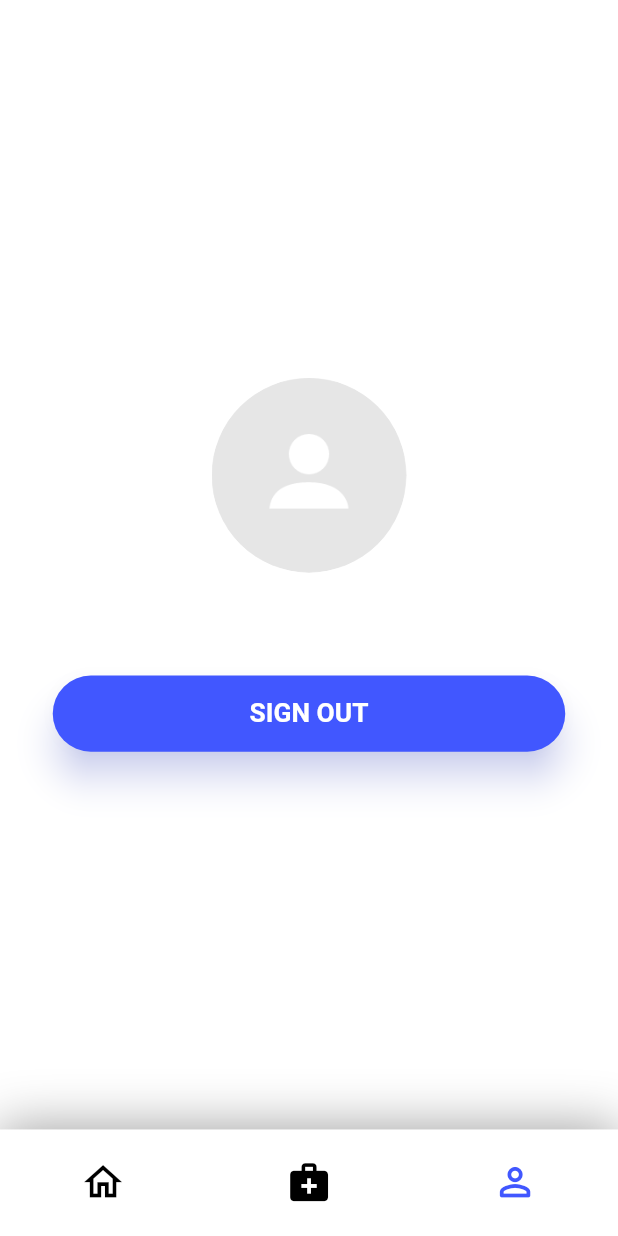
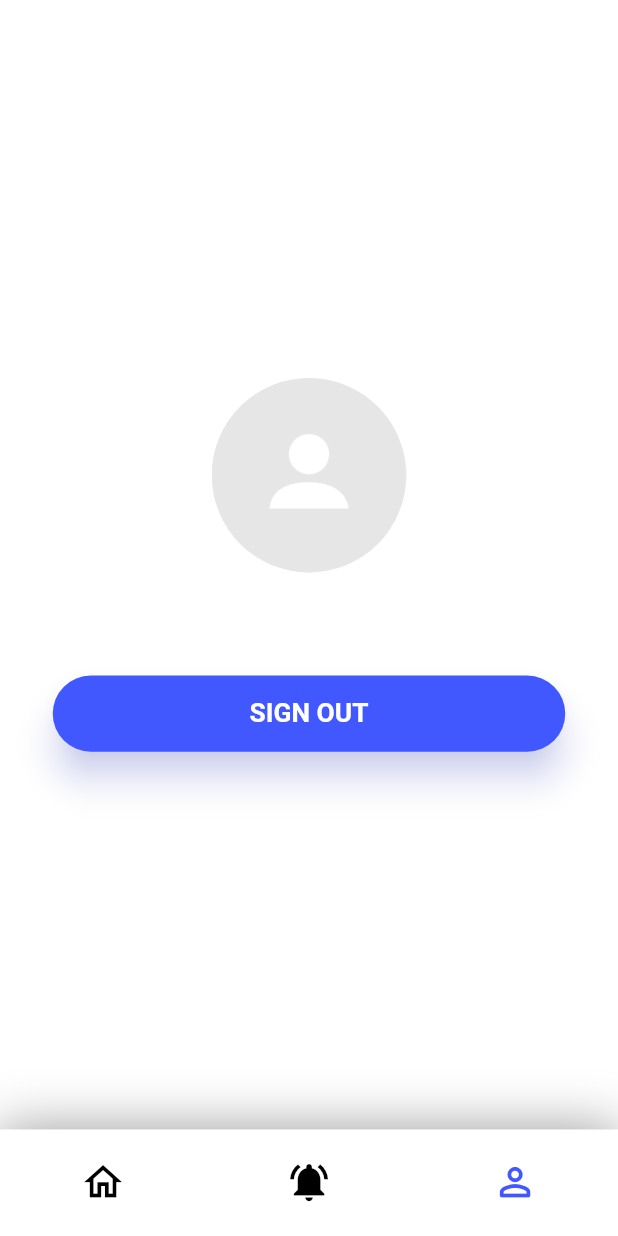
Before and after one commit to joshisidharth12/Hospital-App, a Flutter app: the HomePage screen opened by its route, swiped to page 3, on a phone screen of 412 x 824 dp. Run offline on Flutter 3.47's test engine with Material 2 defaults, Android fonts, the light colour scheme and no system bars; our stand-ins replace cloud_firestore, file_picker, firebase_auth, firebase_core, firebase_database, firebase_storage and 7 more; missing offline and left inert: flutter_barcode_scanner, flutter_pdfview, geocoder; accounts and stored records are empty; network calls fail.

Commit message:
Final changes

```diff
--- a/lib/screens/HospitalDetailsScreen/HospitalDetails.dart
+++ b/lib/screens/HospitalDetailsScreen/HospitalDetails.dart
@@ -232,8 +232,11 @@ class _ProductDetailsState extends State<ProductDetails> {
                             TitleWidget(
                               title: "Doctors",
                             ),
+                            SizedBox(
+                              height: getProportionateScreenHeight(20),
+                            ),
                             Container(
-                              height: (doctors.length/2.ceil())* 100.toDouble(),
+                              height: (doctors.length/2.ceil())* 112.toDouble(),
                               padding: EdgeInsets.symmetric(horizontal: 10),
                               child: MediaQuery.removePadding(
                                 context: context,
--- a/lib/screens/home_screen/components/bottom_tabs.dart
+++ b/lib/screens/home_screen/components/bottom_tabs.dart
@@ -38,7 +38,7 @@ class _BottomtabsState extends State<Bottomtabs> {
               },
             ),
             BottomTabBtn(
-              iconPath: Icons.medical_services,
+              iconPath: Icons.notifications_active,
               selected: _selectedTabs == 1 ? true : false,
                 onPressed: () {
                   widget.tabPressed(1);
```
